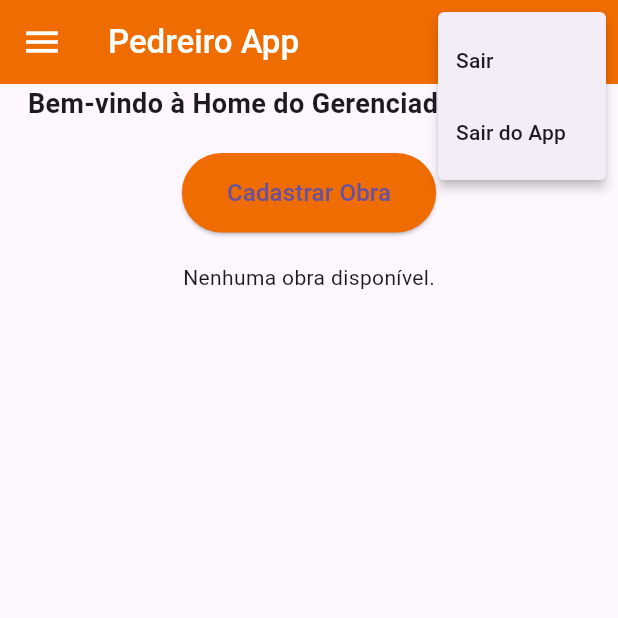
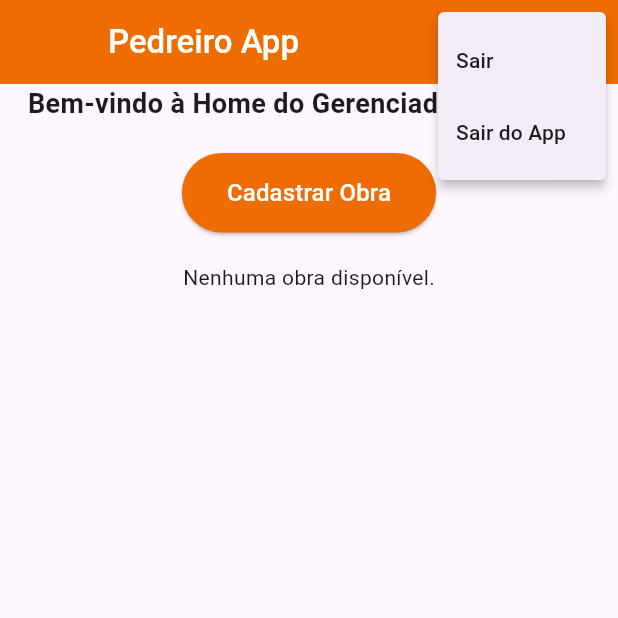
Before and after one commit to InacioAntonio/Bricklayer-App, a Flutter app: the MyHomePage screen opened directly, after a tap on the "more vert" icon, on a phone screen of 412 x 824 dp, the top half of it. Run offline on Flutter 3.47's test engine with Material 3 defaults, Android fonts, the phone set to English and light mode, and no system bars; our stand-ins replace cloud_firestore, firebase_auth, firebase_core, fl_chart, shared_preferences; accounts and stored records are empty; network calls fail.

Commit message:
Removendo importaçoes inúteis e Basicamente individualizando os Dados se pa depois de commit vai quebrar se não eq funcionou se n vamos de rollback

```diff
--- a/lib/core/configure_providers.dart
+++ b/lib/core/configure_providers.dart
@@ -16,7 +16,7 @@ class ConfigureProviders {
 
     return ConfigureProviders(providers: [
       Provider<RealtimeService>.value(value: realtimeService),
-      Provider<AuthService>.value(value: authService),
+      ChangeNotifierProvider<AuthService>.value(value: authService),
       Provider<TaskManagerService>.value(value: tarefaService),
       //Provider<NotificationService>.value(value: notification_service),
     ]);
--- a/lib/ui/pages/home_page.dart
+++ b/lib/ui/pages/home_page.dart
@@ -1,3 +1,4 @@
+import 'package:bricklayer_app/services/auth_service.dart';
 import 'package:bricklayer_app/services/obra_service.dart';
 import 'package:bricklayer_app/ui/pages/cadastroObras_page.dart';
 import 'package:bricklayer_app/ui/pages/detalhes_da_obra_page.dart';
@@ -15,14 +16,40 @@ class MyHomePage extends StatefulWidget {
 
 class _MyHomePageState extends State<MyHomePage> {
   late Future<List<Obras>> _obrasFuture;
-  late final obraService = Provider.of<RealtimeService>(context, listen: false);
+  late RealtimeService obraService;
+  late AuthService authService;
+
   @override
   void initState() {
     super.initState();
-    _obrasFuture =
-        Provider.of<RealtimeService>(context, listen: false).listarObras();
   }
 
+  @override
+  void didChangeDependencies() {
+    super.didChangeDependencies();
+    // Garantindo que os serviços sejam obtidos corretamente
+    obraService = Provider.of<RealtimeService>(context);
+    authService = Provider.of<AuthService>(context);
+  }
+
+// A função assíncrona para listar as obras
+  Future<List<Obras>> _ListarObras() async {
+    try {
+      // Verificando se o widget ainda está montado antes de atualizar o estado
+      if (mounted) {
+        setState(() {
+          _obrasFuture = obraService.listarObras();
+        });
+        return await obraService.listarObras();
+      }
+    } catch (e) {
+      print('Erro ao carregar as obras: $e');
+      return []; // Retorna uma lista vazia em caso de erro
+    }
+    return []; // Retorna uma lista vazia caso o widget não esteja mais montado
+  }
+
+  @override
   Widget build(BuildContext context) {
     return Scaffold(
       appBar: CustomAppBar(),
@@ -51,18 +78,25 @@ class _MyHomePageState extends State<MyHomePage> {
               ),
               child: Text(
                 'Cadastrar Obra',
-                style: TextStyle(fontSize: 16),
+                style: TextStyle(fontSize: 16, color: Colors.white),
               ),
             ),
             SizedBox(height: 20),
             Expanded(
               child: FutureBuilder<List<Obras>>(
-                future: _obrasFuture,
+                future: _ListarObras(),
                 builder: (context, snapshot) {
                   if (snapshot.connectionState == ConnectionState.waiting) {
                     return CircularProgressIndicator();
                   } else if (snapshot.hasError) {
-                    return Text('Erro: ${snapshot.error}');
+                    if (snapshot.error
+                        .toString()
+                        .contains('permission-denied')) {
+                      return Text(
+                          'Você não tem obras cadastradas nessa conta.');
+                    }
+                    return Text(
+                        'Houve um erro ao carregar as obras.${snapshot.error}');
                   } else if (!snapshot.hasData || snapshot.data!.isEmpty) {
                     return Text('Nenhuma obra disponível.');
                   } else {
--- a/lib/ui/pages/login_page.dart
+++ b/lib/ui/pages/login_page.dart
@@ -2,10 +2,6 @@ import 'package:bricklayer_app/services/auth_service.dart';
 import 'package:bricklayer_app/ui/pages/home_page.dart';
 import 'package:bricklayer_app/ui/pages/resetpassword_page.dart';
 import 'package:bricklayer_app/ui/pages/signup_page.dart';
-import 'package:flutter/material.dart';
-import 'package:firebase_auth/firebase_auth.dart';
-import 'package:provider/provider.dart';
-
 import 'package:flutter/material.dart';
 import 'package:provider/provider.dart';
 
--- a/lib/ui/widgets/custom_appbar.dart
+++ b/lib/ui/widgets/custom_appbar.dart
@@ -23,15 +23,7 @@ class CustomAppBar extends StatelessWidget implements PreferredSizeWidget {
           color: Colors.white,
         ),
       ),
-      leading: Builder(
-        builder: (context) => IconButton(
-          icon: Icon(Icons.menu, color: Colors.white),
-          iconSize: 28,
-          onPressed: () {
-            Scaffold.of(context).openDrawer(); // Abre o Drawer
-          },
-        ),
-      ),
+      leading: Container(),
       actions: [
         PopupMenuButton<String>(
           onSelected: (value) {
--- a/lib/ui/widgets/insumos_modal.dart
+++ b/lib/ui/widgets/insumos_modal.dart
@@ -80,7 +80,8 @@ class _AdicionarInsumoModalState extends State<AdicionarInsumoModal> {
             },
             style:
                 ElevatedButton.styleFrom(backgroundColor: Colors.orange[800]),
-            child: Text('Adicionar Insumo'),
+            child: Text(
+                widget.insumo == null ? 'Adicionar Insumo' : 'Editar Insumo'),
           ),
         ],
       ),
```
Also changed, not shown: lib/main.dart (+28 -7 lines), lib/services/auth_service.dart (+18 -1 lines), lib/ui/pages/detalhes_da_obra_page.dart (+46 -2 lines).
